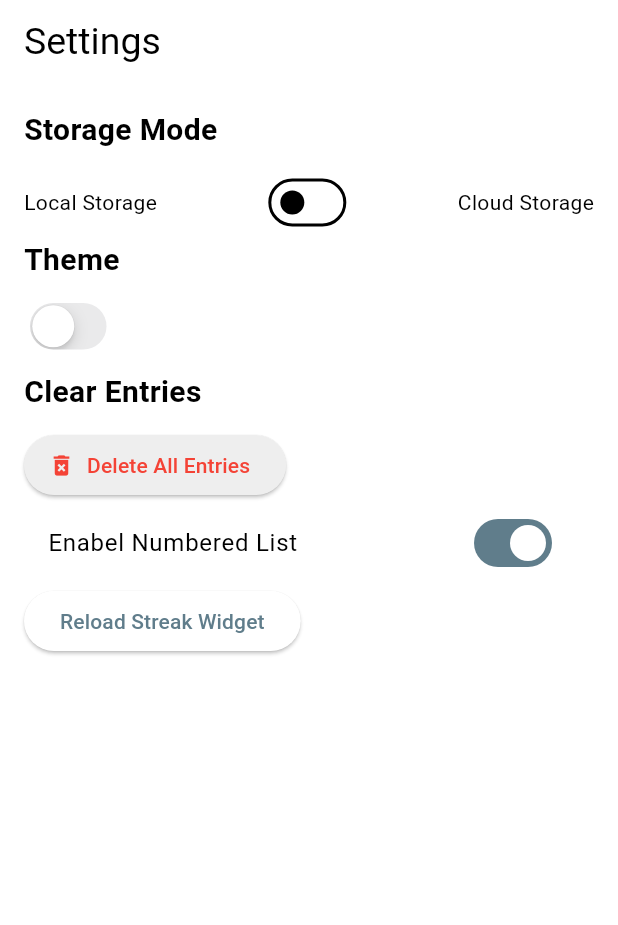
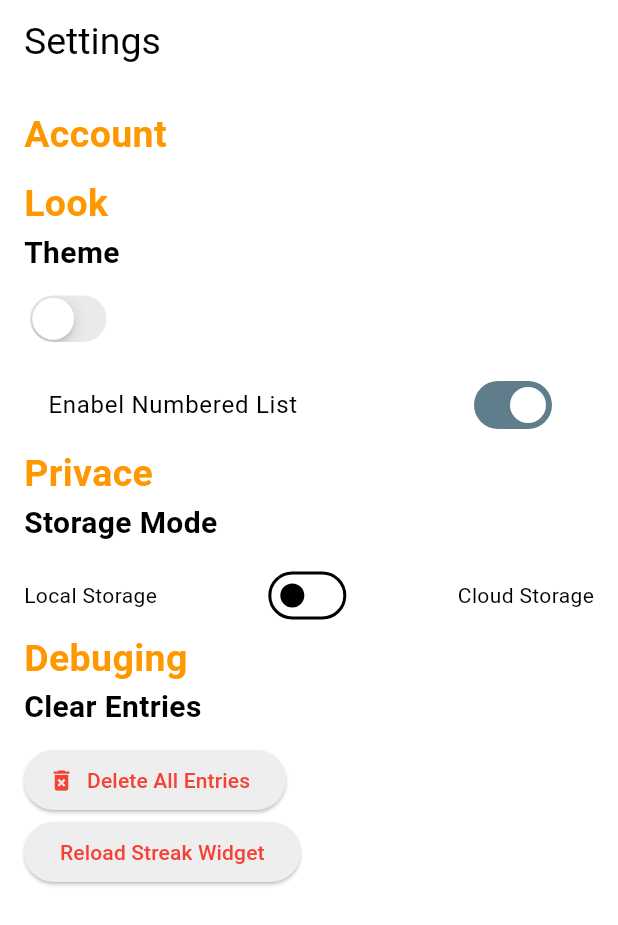
Before and after one commit to Chibinoo/ChatGPT-try, a Flutter app: the SettingsPage screen opened directly, on a phone screen of 412 x 824 dp. Shown: the top 925 px of the screen. Run offline on Flutter 3.47's test engine with Material 3 defaults, Android fonts, the phone set to English and light mode, and no system bars; our stand-ins replace cloud_firestore, firebase_core, fl_chart, flutter_slidable, hive, hive_flutter and 1 more; accounts and stored records are empty.

Commit message:
removing dead code, adjusting look of settings page

```diff
--- a/lib/pages/add_entry_page.dart
+++ b/lib/pages/add_entry_page.dart
@@ -72,6 +72,7 @@ class _AddEntryPageState extends State<AddEntryPage> {
       );
       await provider.addEntry(newEntry);
     }
+    // ignore: use_build_context_synchronously
     Navigator.pushReplacementNamed(context, '/main');
   }
 
@@ -176,7 +177,7 @@ class _AddEntryPageState extends State<AddEntryPage> {
                       : Colors.black,     // or any color for light mode
                 ),
                 onPressed: (){
-                  Navigator.pushReplacementNamed(context, '/main');
+                   Navigator.pushReplacementNamed(context, '/main');
                 },
                 child: const Text('Cancel'),
               )
--- a/lib/pages/settings_page.dart
+++ b/lib/pages/settings_page.dart
@@ -20,6 +20,42 @@ class SettingsPage extends StatelessWidget {
             return Column(
               crossAxisAlignment: CrossAxisAlignment.start,
               children: [
+
+                const Text('Account', style: TextStyle(fontSize: 25,fontWeight: FontWeight.bold,color: Colors.orange)),
+
+                //todo:add account settings
+                //account settings
+                const SizedBox(height: 10),
+
+                const Text('Look', style: TextStyle(fontSize: 25,fontWeight: FontWeight.bold,color: Colors.orange)),
+
+                //Theme
+                const Text(
+                  'Theme',
+                  style: TextStyle(fontSize: 20, fontWeight: FontWeight.bold),
+                ),
+                const SizedBox(height: 10),
+                Row(
+                  mainAxisAlignment: MainAxisAlignment.spaceBetween,
+                  children: [
+                    CupertinoSwitch(
+                      value: Provider.of<ThemeProvider>(context).isDarkMode,
+                      onChanged: (value)=>Provider.of<ThemeProvider>(context, listen: false).toggelTheme(),
+                    )
+                  ],
+                ),
+                const SizedBox(height: 10),
+
+                //toggel numbered List
+                SwitchListTile(
+                  title: const Text('Enabel Numbered List'),
+                  value: context.watch<EntryProvider>().listEnabled,
+                  onChanged: (val){
+                    context.read<EntryProvider>().toggleListEnabel(val);
+                  },
+                ),
+
+                const Text('Privace', style: TextStyle(fontSize: 25,fontWeight: FontWeight.bold,color: Colors.orange)),
 
                 //Storage Mode
                 const Text(
@@ -77,22 +113,7 @@ class SettingsPage extends StatelessWidget {
                   ],
                 ),
 
-                //Theme
-                const Text(
-                  'Theme',
-                  style: TextStyle(fontSize: 20, fontWeight: FontWeight.bold),
-                ),
-                const SizedBox(height: 10),
-                Row(
-                  mainAxisAlignment: MainAxisAlignment.spaceBetween,
-                  children: [
-                    CupertinoSwitch(
-                      value: Provider.of<ThemeProvider>(context).isDarkMode,
-                      onChanged: (value)=>Provider.of<ThemeProvider>(context, listen: false).toggelTheme(),
-                    )
-                  ],
-                ),
-                const SizedBox(height: 10),
+                const Text('Debuging', style: TextStyle(fontSize: 25,fontWeight: FontWeight.bold,color: Colors.orange)),
 
                 //Clear Entries
                 const Text(
@@ -136,16 +157,14 @@ class SettingsPage extends StatelessWidget {
                   },
                 ),
 
-                //toggel numbered List
-                SwitchListTile(
-                  title: const Text('Enabel Numbered List'),
-                  value: context.watch<EntryProvider>().listEnabled,
-                  onChanged: (val){
-                    context.read<EntryProvider>().toggleListEnabel(val);
-                  },
-                ),
+
+
               //relode streak widget
               ElevatedButton(
+                style: ElevatedButton.styleFrom(
+                    backgroundColor: Colors.grey.shade200,
+                    foregroundColor: Colors.red,
+                ),
             onPressed: () async {
               // If you want to reload streak data, call your provider's method here
               await entryProvider.loadEntries(); // Or your streak reload logic
@@ -153,6 +172,7 @@ class SettingsPage extends StatelessWidget {
               ScaffoldMessenger.of(context).showSnackBar(
                 const SnackBar(content: Text('Streak reloaded!')),
               );
+
             },
             child: const Text('Reload Streak Widget'),
           ),
```
Also changed, not shown: lib/pages/sorted_page.dart (+0 -67 lines).
